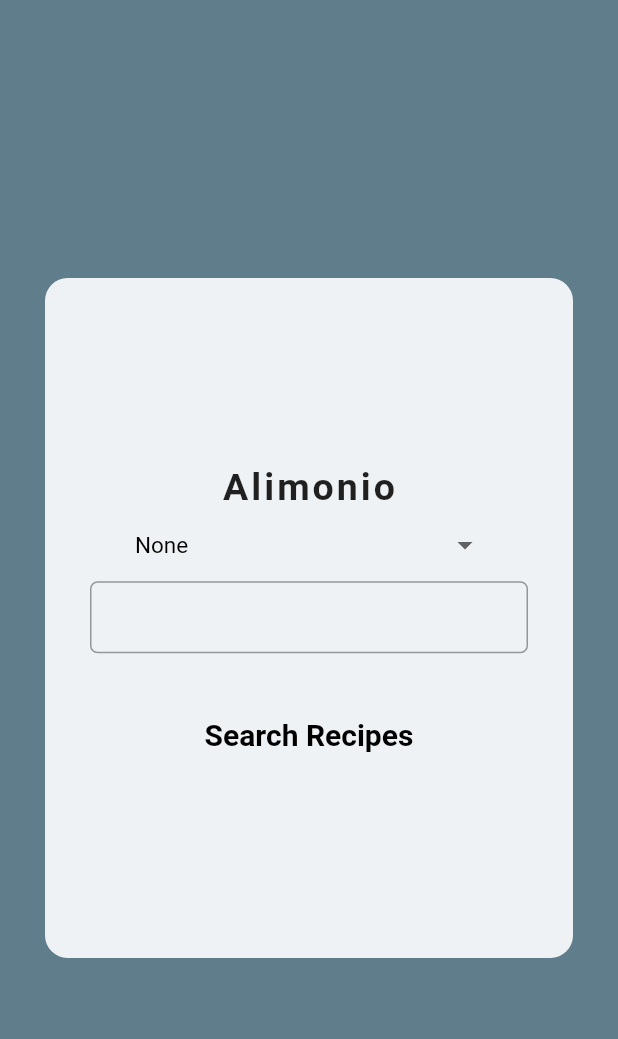
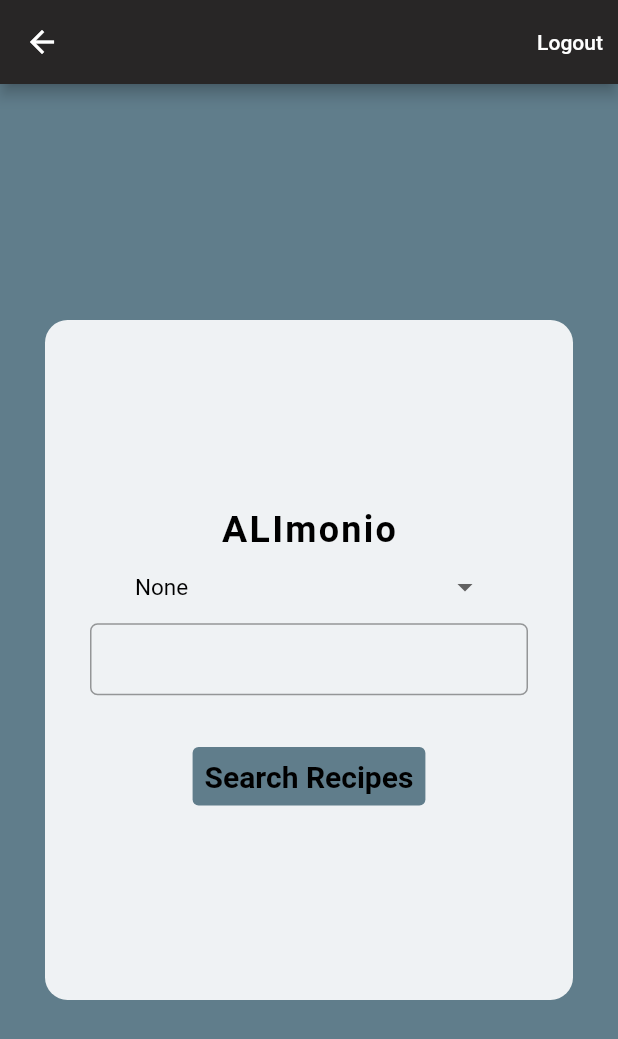
Before and after one commit to mhosein2/final-project, a Flutter app: the SearchPage screen opened directly, on a phone screen of 412 x 824 dp. Shown: the top 1039 px of the screen. Run offline on Flutter 3.47's test engine with Material 2 defaults, Android fonts, the phone set to English and light mode, and no system bars; our stand-ins replace cloud_firestore, firebase_auth, firebase_core, flutter_dotenv, google_fonts, webview_flutter; accounts and stored records are empty.

```diff
--- a/lib/models/search_models.dart
+++ b/lib/models/search_models.dart
@@ -9,7 +9,7 @@ class SearchRecipe {
     return SearchRecipe(
       id: map['id'],
       title: map['title'],
-      imageUrl: 'https://spoonacular.com/recipeImages/' + map['image'],
+      imageUrl: map['image'],
     );
   }
 }
--- a/lib/screens/search.dart
+++ b/lib/screens/search.dart
@@ -1,9 +1,9 @@
 import 'package:final_project/models/results.dart';
 import 'package:final_project/screens/recipes_screen.dart';
+import 'package:final_project/screens/signin_screen.dart';
 import 'package:final_project/services/services.dart';
 import 'package:flutter/material.dart';
-
-import '../models/search_models.dart';
+import 'package:google_fonts/google_fonts.dart';
 
 class SearchPage extends StatefulWidget {
   const SearchPage({Key? key}) : super(key: key);
@@ -15,7 +15,7 @@ class SearchPage extends StatefulWidget {
 class _SearchPageState extends State<SearchPage> {
   TextEditingController myController = TextEditingController();
 
-  List<String> _diets = [
+  final List<String> _diets = [
     'None',
     'Gluten Free',
     'Ketogenic',
@@ -49,27 +49,43 @@ class _SearchPageState extends State<SearchPage> {
         _query = (myController.text);
       }),
       controller: myController,
-      style: TextStyle(
-        decorationColor: Colors.white,
-        color: Colors.white,
+      style: const TextStyle(
+        decorationColor: Colors.blueGrey,
+        color: Colors.black,
+        fontWeight: FontWeight.bold,
       ),
       autofocus: false,
       onSaved: (value) {},
       decoration: InputDecoration(
-          contentPadding: EdgeInsets.fromLTRB(20, 5, 20, 10),
+          contentPadding: const EdgeInsets.fromLTRB(20, 5, 20, 10),
           border: OutlineInputBorder(borderRadius: BorderRadius.circular(5)),
-          hintStyle: TextStyle(color: Colors.white)),
+          hintStyle: const TextStyle(color: Colors.blueGrey)),
     );
 
     return Scaffold(
+      appBar: AppBar(
+        backgroundColor: Color.fromARGB(255, 40, 38, 38),
+        actions: <Widget>[
+          TextButton(
+            style: TextButton.styleFrom(
+              primary: Colors.white,
+            ),
+            onPressed: () {
+              Navigator.push(context,
+                  MaterialPageRoute(builder: (context) => SignInScreen()));
+            },
+            child: const Text("Logout"),
+          )
+        ],
+      ),
       body: Container(
-          decoration: BoxDecoration(color: Colors.blueGrey),
+          decoration: const BoxDecoration(color: Colors.blueGrey),
           child: Center(
             child: Container(
-              margin: EdgeInsets.symmetric(
+              margin: const EdgeInsets.symmetric(
                 horizontal: 30.0,
               ),
-              padding: EdgeInsets.symmetric(horizontal: 30.0),
+              padding: const EdgeInsets.symmetric(horizontal: 30.0),
               height: MediaQuery.of(context).size.height * 0.55,
               decoration: BoxDecoration(
                   color: Colors.white.withOpacity(.9),
@@ -77,16 +93,28 @@ class _SearchPageState extends State<SearchPage> {
               child: Column(
                 mainAxisAlignment: MainAxisAlignment.center,
                 children: <Widget>[
-                  Text(
-                    'Alimonio',
-                    style: TextStyle(
-                      fontWeight: FontWeight.bold,
-                      fontSize: 25,
-                      letterSpacing: 2.0,
-                    ),
-                  ),
+                  RichText(
+                      text: const TextSpan(
+                          style: TextStyle(decoration: TextDecoration.none),
+                          children: <TextSpan>[
+                        TextSpan(
+                            text: 'ALI',
+                            style: TextStyle(
+                                fontWeight: FontWeight.bold,
+                                fontStyle: FontStyle.normal,
+                                color: Colors.black,
+                                fontSize: 25.0,
+                                letterSpacing: 1.5)),
+                        TextSpan(
+                            text: 'monio',
+                            style: TextStyle(
+                                fontSize: 24.0,
+                                color: Colors.black,
+                                fontWeight: FontWeight.bold,
+                                letterSpacing: 1.5))
+                      ])),
                   Container(
-                    padding: EdgeInsets.symmetric(horizontal: 30),
+                    padding: const EdgeInsets.symmetric(horizontal: 30),
                     child: Row(
                       mainAxisAlignment: MainAxisAlignment.spaceBetween,
                       children: <Widget>[
@@ -98,7 +126,7 @@ class _SearchPageState extends State<SearchPage> {
                                 value: priority,
                                 child: Text(
                                   priority,
-                                  style: TextStyle(
+                                  style: const TextStyle(
                                       color: Colors.black, fontSize: 15.0),
                                 ),
                               );
@@ -117,16 +145,20 @@ class _SearchPageState extends State<SearchPage> {
                   Column(mainAxisSize: MainAxisSize.min, children: <Widget>[
                     queryField,
                   ]),
-                  SizedBox(
+                  const SizedBox(
                     height: 30.0,
                   ),
                   TextButton(
-                    child: Text(
+                    child: const Text(
                       'Search Recipes',
                       style: TextStyle(
                           color: Colors.black,
                           fontWeight: FontWeight.bold,
                           fontSize: 20.0),
+                    ),
+                    style: TextButton.styleFrom(
+                      primary: Colors.white,
+                      backgroundColor: Colors.blueGrey,
                     ),
                     onPressed: _searchRecipes,
                   ),
--- a/lib/screens/signup_screen.dart
+++ b/lib/screens/signup_screen.dart
@@ -1,3 +1,4 @@
+import 'package:final_project/screens/search.dart';
 import 'package:firebase_auth/firebase_auth.dart';
 import 'package:flutter/material.dart';
 import 'package:final_project/screens/homepage.dart';
@@ -60,7 +61,7 @@ class _SignUpScreenState extends State<SignUpScreen> {
                       .then((value) {
                     setupUser(_usernameTextController.text);
                     Navigator.push(context,
-                        MaterialPageRoute(builder: (context) => HomePage()));
+                        MaterialPageRoute(builder: (context) => SearchPage()));
                   }).onError((error, stackTrace) {
                     Text("Error ${error.toString()}");
                   });
--- a/pubspec.yaml
+++ b/pubspec.yaml
@@ -44,6 +44,7 @@ dev_dependencies:
   http: ^0.13.4
   webview_flutter: ^3.0.2
   flutter_dotenv: ^5.0.2
+  google_fonts: ^2.3.1
   flutter_lints: ^1.0.0
 
 # For information on the generic Dart part of this file, see the
```
Also changed, not shown: lib/screens/clicked_recipe.dart (+14 -0 lines), lib/screens/homepage.dart (+70 -70 lines), lib/screens/recipes_screen.dart (+34 -5 lines), pubspec.lock.
